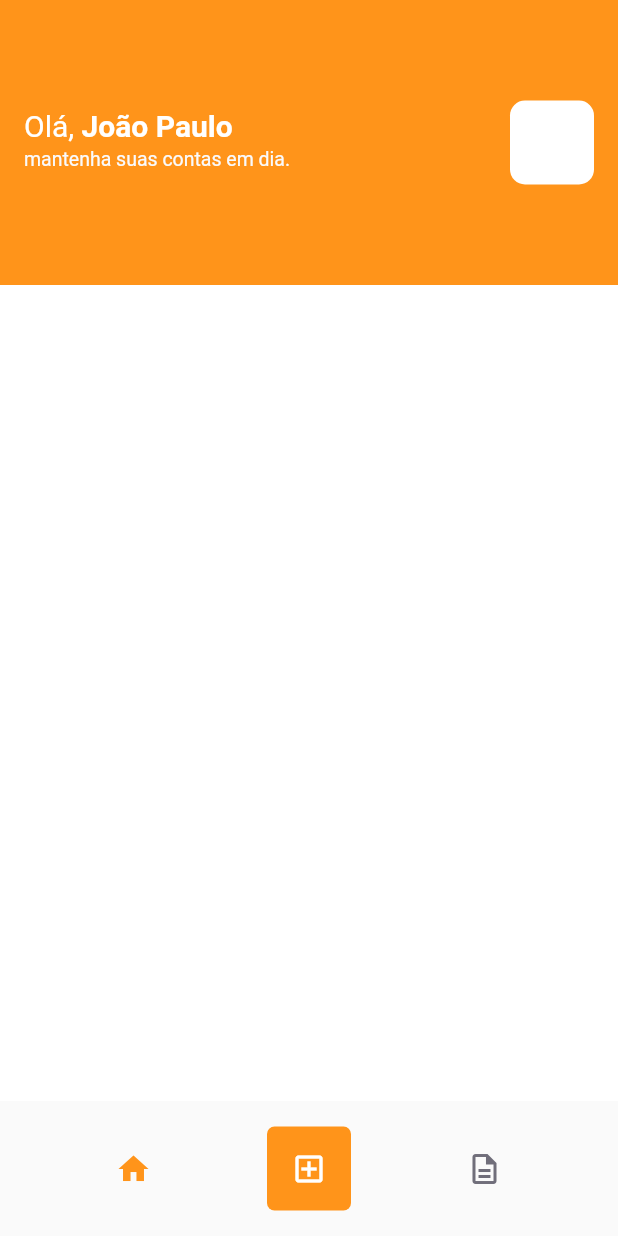
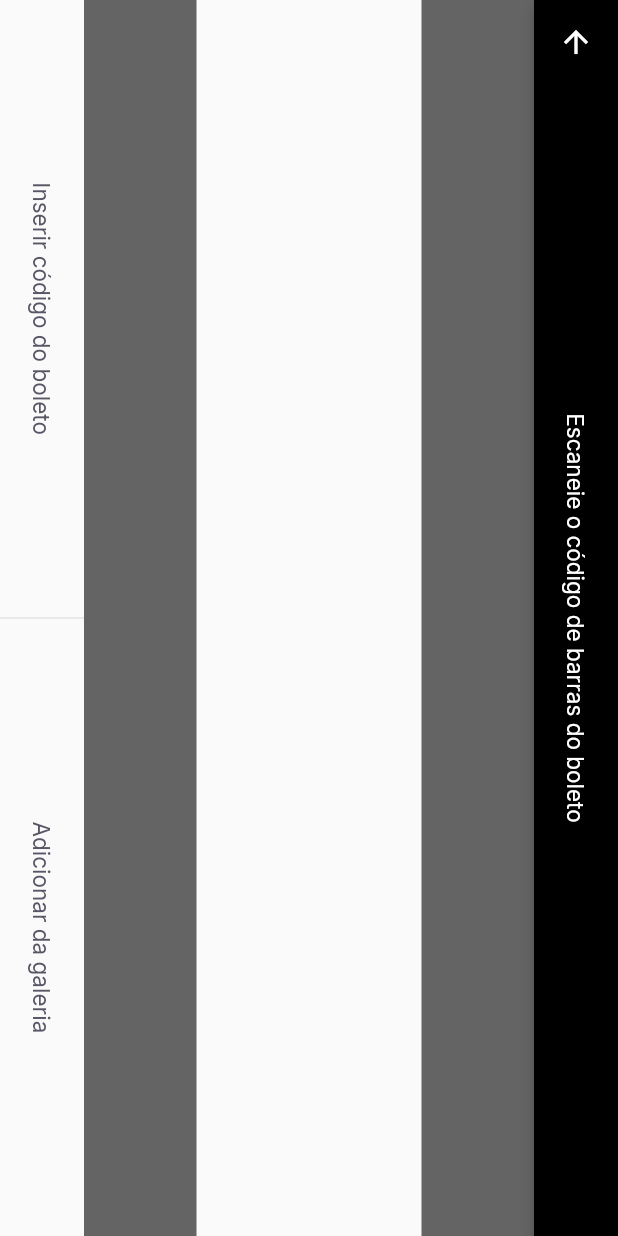
Before and after one commit to joaopaulovieira-dev/payflow, a Flutter app: the HomePage screen opened by its route, after a tap on the "add box" icon, on a phone screen of 412 x 824 dp. Run offline on Flutter 3.47's test engine with Material 2 defaults, Android fonts, the phone set to English and light mode, and no system bars; our stand-ins replace firebase_core, google_fonts, google_sign_in, shared_preferences; missing offline and left inert: google_ml_kit; accounts and stored records are empty.

Commit message:
Editing Barcode Scanner

```diff
--- a/lib/app_widget.dart
+++ b/lib/app_widget.dart
@@ -1,4 +1,6 @@
 import 'package:flutter/material.dart';
+import 'package:google_ml_kit/google_ml_kit.dart';
+import 'package:payflow/modules/barcode_scanner/barcode_scanner_page.dart';
 import 'package:payflow/modules/home/home_page.dart';
 import 'package:payflow/modules/login.dart/login_page.dart';
 import 'package:payflow/modules/splash/splash_page.dart';
@@ -9,12 +11,16 @@ class AppWidget extends StatelessWidget {
   Widget build(BuildContext context) {
     return MaterialApp(
       title: 'Payflow',
-      theme: ThemeData(primaryColor: AppColors.primary),
+      theme: ThemeData(
+        primarySwatch: Colors.orange,
+        primaryColor: AppColors.primary,
+      ),
       initialRoute: '/splash',
       routes: {
         '/splash': (context) => SplashPage(),
         '/home': (context) => HomePage(),
         '/login': (context) => LoginPage(),
+        '/barcode_scanner': (context) => BarcodeScannerPage(),
       },
     );
   }
--- /dev/null
+++ b/lib/modules/barcode_scanner/barcode_scanner_page.dart
@@ -0,0 +1,48 @@
+import 'package:flutter/material.dart';
+import 'package:payflow/shared/themes/app_text_styles.dart';
+import 'package:payflow/shared/themes/appcolors.dart';
+import 'package:payflow/shared/widgets/set_label_buttons/set_label_buttons_widget.dart';
+
+class BarcodeScannerPage extends StatefulWidget {
+  BarcodeScannerPage({Key? key}) : super(key: key);
+
+  @override
+  _BarcodeScannerPageState createState() => _BarcodeScannerPageState();
+}
+
+class _BarcodeScannerPageState extends State<BarcodeScannerPage> {
+  @override
+  Widget build(BuildContext context) {
+    return SafeArea(
+      child: RotatedBox(
+        quarterTurns: 1,
+        child: Scaffold(
+          appBar: AppBar(
+            backgroundColor: Colors.black,
+            title: Text(
+              'Escaneie o código de barras do boleto',
+              style: TextStyles.buttonBackground,
+            ),
+            centerTitle: true,
+            leading: BackButton(
+              color: AppColors.background,
+            ),
+          ),
+          body: Column(
+            children: [
+              Expanded(child: Container(color: Colors.black.withOpacity(0.6))),
+              Expanded(flex: 2, child: Container(color: Colors.transparent)),
+              Expanded(child: Container(color: Colors.black.withOpacity(0.6))),
+            ],
+          ),
+          bottomNavigationBar: SetLabelButton(
+            primaryLabel: 'Inserir código do boleto',
+            primaryOnPressed: () {},
+            secundaryLabel: 'Adicionar da galeria',
+            secundaryOnPressed: () {},
+          ),
+        ),
+      ),
+    );
+  }
+}
--- a/lib/modules/home/home_page.dart
+++ b/lib/modules/home/home_page.dart
@@ -71,7 +71,7 @@ class _HomePageState extends State<HomePage> {
             ),
             GestureDetector(
               onTap: () {
-                print('Clicou');
+                Navigator.pushNamed(context, '/barcode_scanner');
               },
               child: Container(
                 height: 56,
--- a/lib/modules/login.dart/login_page.dart
+++ b/lib/modules/login.dart/login_page.dart
@@ -1,5 +1,3 @@
-import 'dart:async';
-
 import 'package:flutter/material.dart';
 import 'package:payflow/modules/login.dart/login_controller.dart';
 import 'package:payflow/shared/themes/app_images.dart';
--- a/lib/modules/splash/splash_page.dart
+++ b/lib/modules/splash/splash_page.dart
@@ -26,6 +26,12 @@ class SplashPage extends StatelessWidget {
             width: 170,
             height: 155,
           )),
+          Align(
+            alignment: Alignment(0.0, 0.35),
+            child: CircularProgressIndicator(
+              color: AppColors.primary,
+            ),
+          ),
         ],
       ),
     );
--- a/lib/shared/auth/auth_controller.dart
+++ b/lib/shared/auth/auth_controller.dart
@@ -1,7 +1,5 @@
 import 'package:flutter/cupertino.dart';
 import 'package:flutter/material.dart';
-import 'package:payflow/modules/home/home_page.dart';
-import 'package:payflow/modules/login.dart/login_page.dart';
 import 'package:payflow/shared/modules/user_model.dart';
 import 'package:shared_preferences/shared_preferences.dart';
 
--- /dev/null
+++ b/lib/shared/widgets/divider_vertical/divider_vertical_widget.dart
@@ -0,0 +1,15 @@
+import 'package:flutter/material.dart';
+import 'package:payflow/shared/themes/appcolors.dart';
+
+class DividerVerticalWidget extends StatelessWidget {
+  const DividerVerticalWidget({Key? key}) : super(key: key);
+
+  @override
+  Widget build(BuildContext context) {
+    return Container(
+      width: 1,
+      height: double.maxFinite,
+      color: AppColors.stroke,
+    );
+  }
+}
--- /dev/null
+++ b/lib/shared/widgets/label_button/label_button.dart
@@ -0,0 +1,26 @@
+import 'package:flutter/material.dart';
+import 'package:payflow/shared/themes/app_text_styles.dart';
+
+class LabelButton extends StatelessWidget {
+  final String label;
+  final VoidCallback onPressed;
+  const LabelButton({
+    Key? key,
+    required this.label,
+    required this.onPressed,
+  }) : super(key: key);
+
+  @override
+  Widget build(BuildContext context) {
+    return Container(
+      height: 56,
+      child: TextButton(
+        onPressed: () {},
+        child: Text(
+          label,
+          style: TextStyles.buttonHeading,
+        ),
+      ),
+    );
+  }
+}
--- /dev/null
+++ b/lib/shared/widgets/set_label_buttons/set_label_buttons_widget.dart
@@ -0,0 +1,43 @@
+import 'package:flutter/material.dart';
+
+import 'package:payflow/shared/widgets/divider_vertical/divider_vertical_widget.dart';
+import 'package:payflow/shared/widgets/label_button/label_button.dart';
+
+class SetLabelButton extends StatelessWidget {
+  final String primaryLabel;
+  final VoidCallback primaryOnPressed;
+  final String secundaryLabel;
+  final VoidCallback secundaryOnPressed;
+
+  const SetLabelButton({
+    Key? key,
+    required this.primaryLabel,
+    required this.primaryOnPressed,
+    required this.secundaryLabel,
+    required this.secundaryOnPressed,
+  }) : super(key: key);
+
+  @override
+  Widget build(BuildContext context) {
+    return Container(
+      height: 56,
+      child: Row(
+        children: [
+          Expanded(
+            child: LabelButton(
+              label: primaryLabel,
+              onPressed: primaryOnPressed,
+            ),
+          ),
+          DividerVerticalWidget(),
+          Expanded(
+            child: LabelButton(
+              label: secundaryLabel,
+              onPressed: secundaryOnPressed,
+            ),
+          ),
+        ],
+      ),
+    );
+  }
+}
--- a/pubspec.yaml
+++ b/pubspec.yaml
@@ -33,6 +33,10 @@ dependencies:
   google_sign_in: ^5.0.4
   google_sign_in_web: ^0.10.0
   shared_preferences: ^2.0.6
+  google_ml_kit: ^0.6.0
+  camera: ^0.8.1+3
+  image_picker: ^0.8.1+1
+  image_picker_web: ^2.0.3
 
 dev_dependencies:
   flutter_test:
```
Also changed, not shown: pubspec.lock.
